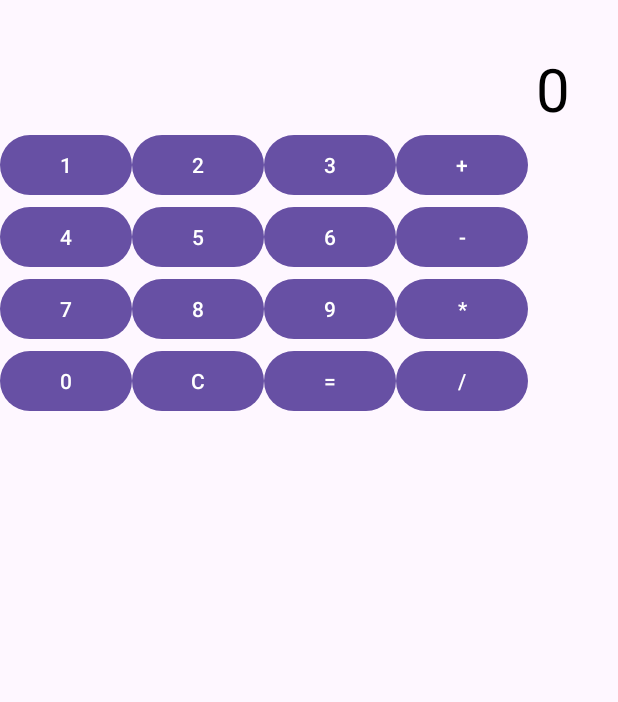
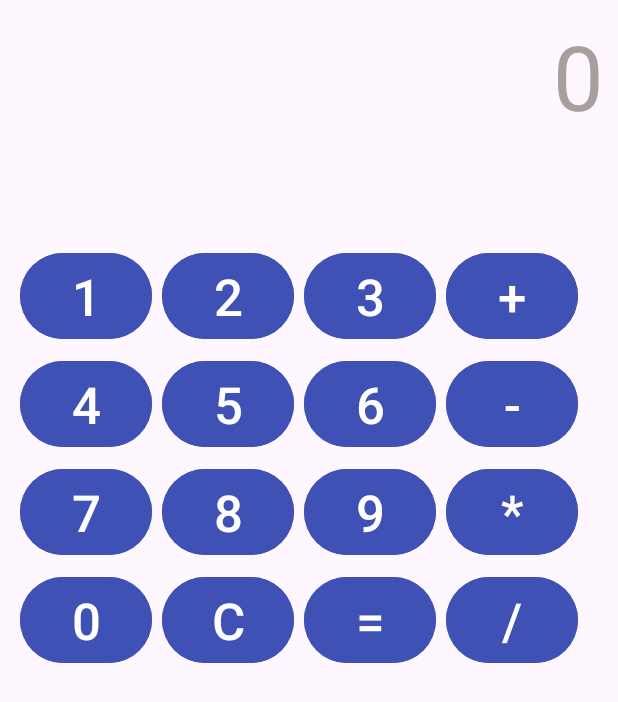
Before and after one commit to AndyKer2003/Calculadorabasica, an Android app: the screen it shows after launch (MainActivity), on a phone screen of 412 x 824 dp. Shown: the top 702 px of the screen. Run offline under Robolectric (Android 15) with nearby library versions, the phone set to English and light mode, and no system bars.

Commit message:
Calculadorabasica

```diff
--- a/app/src/main/java/com/example/calculadorabasica/MainActivity.kt
+++ b/app/src/main/java/com/example/calculadorabasica/MainActivity.kt
@@ -79,46 +79,24 @@ class MainActivity : AppCompatActivity() {
         }
     }
 
-    // Función para evaluar la expresión sin dependencias externas
+    // Función para evaluar la expresión
     private fun evaluateExpression(expression: String): Double {
-        val operands = mutableListOf<Double>()
-        val operators = mutableListOf<Char>()
+        val operands = expression.split("(?=[+\\-*/])|(?<=[+\\-*/])".toRegex()).toMutableList()
+        var result = operands[0].toDouble()
 
-        var currentNum = ""
+        for (i in 1 until operands.size step 2) {
+            val operator = operands[i]
+            val number = operands[i + 1].toDouble()
 
-        for (char in expression) {
-            when {
-                char.isDigit() || char == '.' -> currentNum += char  // Construimos números
-                else -> {
-                    if (currentNum.isNotEmpty()) {
-                        operands.add(currentNum.toDouble())  // Añadimos el número al arreglo
-                        currentNum = ""
-                    }
-                    operators.add(char)  // Añadimos el operador
-                }
+            result = when (operator) {
+                "+" -> result + number
+                "-" -> result - number
+                "*" -> result * number
+                "/" -> result / number
+                else -> result
             }
         }
-        if (currentNum.isNotEmpty()) {
-            operands.add(currentNum.toDouble())
-        }
 
-        // Evaluamos la expresión según el orden de operaciones
-        while (operators.isNotEmpty()) {
-            val index = operators.indexOfFirst { it in arrayOf('*', '/', '+', '-') }
-            val op = operators.removeAt(index)
-            val num1 = operands.removeAt(index)
-            val num2 = operands.removeAt(index)
-
-            val result = when (op) {
-                '+' -> num1 + num2
-                '-' -> num1 - num2
-                '*' -> num1 * num2
-                '/' -> num1 / num2
-                else -> 0.0
-            }
-            operands.add(index, result)  // Insertamos el resultado en el lugar correcto
-        }
-
-        return operands.firstOrNull() ?: 0.0
+        return result
     }
 }
--- a/app/src/main/res/layout/activity_main.xml
+++ b/app/src/main/res/layout/activity_main.xml
@@ -9,15 +9,15 @@
 <!-- TextView para mostrar el resultado -->
 <TextView
     android:id="@+id/result_text"
-        android:layout_width="0dp"
-        android:layout_height="wrap_content"
-        android:layout_marginTop="32dp"
+    android:layout_width="393dp"
+    android:layout_height="141dp"
+    android:layout_margin="10dp"
+    android:layout_marginStart="32dp"
+    android:layout_marginEnd="32dp"
     android:gravity="end"
     android:text="0"
-        android:textSize="40sp"
-        android:layout_marginEnd="32dp"
-        android:layout_marginStart="32dp"
-        android:textColor="#000000"
+    android:textColor="#A99E9E"
+    android:textSize="60sp"
     app:layout_constraintEnd_toEndOf="parent"
     app:layout_constraintStart_toStartOf="parent"
     app:layout_constraintTop_toTopOf="parent" />
@@ -26,6 +26,7 @@
 <GridLayout
     android:layout_width="0dp"
     android:layout_height="0dp"
+    android:layout_margin="10dp"
     android:columnCount="4"
     android:orientation="horizontal"
     app:layout_constraintBottom_toBottomOf="parent"
@@ -33,90 +34,152 @@
     app:layout_constraintStart_toStartOf="parent"
     app:layout_constraintTop_toBottomOf="@id/result_text">
 
-        <!-- Botones de números y operaciones -->
+    <!-- Botones de números -->
     <Button
         android:id="@+id/button_1"
         android:layout_width="wrap_content"
         android:layout_height="wrap_content"
-            android:text="1" />
+        android:layout_row="0"
+        android:layout_column="0"
+        android:layout_margin="3dp"
+        android:backgroundTint="#3F51B5"
+        android:text="1"
+        android:textSize="34sp" />
+
     <Button
         android:id="@+id/button_2"
         android:layout_width="wrap_content"
         android:layout_height="wrap_content"
-            android:text="2" />
+        android:layout_margin="3dp"
+        android:backgroundTint="#3F51B5"
+        android:text="2"
+        android:textSize="34sp" />
+
     <Button
         android:id="@+id/button_3"
         android:layout_width="wrap_content"
         android:layout_height="wrap_content"
-            android:text="3" />
+        android:layout_margin="3dp"
+        android:backgroundTint="#3F51B5"
+        android:text="3"
+        android:textSize="34sp" />
+
     <Button
         android:id="@+id/button_sum"
         android:layout_width="wrap_content"
         android:layout_height="wrap_content"
-            android:text="+" />
+        android:layout_margin="3dp"
+        android:backgroundTint="#3F51B5"
+        android:text="+"
+        android:textSize="34sp" />
 
     <Button
         android:id="@+id/button_4"
         android:layout_width="wrap_content"
         android:layout_height="wrap_content"
-            android:text="4" />
+        android:layout_margin="3dp"
+        android:backgroundTint="#3F51B5"
+        android:text="4"
+        android:textSize="34sp" />
+
     <Button
         android:id="@+id/button_5"
         android:layout_width="wrap_content"
         android:layout_height="wrap_content"
-            android:text="5" />
+        android:layout_margin="3dp"
+        android:backgroundTint="#3F51B5"
+        android:text="5"
+        android:textSize="34sp" />
+
     <Button
         android:id="@+id/button_6"
         android:layout_width="wrap_content"
         android:layout_height="wrap_content"
-            android:text="6" />
+        android:layout_margin="3dp"
+        android:backgroundTint="#3F51B5"
+        android:text="6"
+        android:textSize="34sp" />
+
     <Button
         android:id="@+id/button_subtract"
         android:layout_width="wrap_content"
         android:layout_height="wrap_content"
-            android:text="-" />
+        android:layout_margin="3dp"
+        android:backgroundTint="#3F51B5"
+        android:text="-"
+        android:textSize="34sp" />
 
     <Button
         android:id="@+id/button_7"
         android:layout_width="wrap_content"
         android:layout_height="wrap_content"
-            android:text="7" />
+        android:layout_margin="3dp"
+        android:backgroundTint="#3F51B5"
+        android:text="7"
+        android:textSize="34sp" />
+
     <Button
         android:id="@+id/button_8"
         android:layout_width="wrap_content"
         android:layout_height="wrap_content"
-            android:text="8" />
+        android:layout_margin="3dp"
+        android:backgroundTint="#3F51B5"
+        android:text="8"
+        android:textSize="34sp" />
+
     <Button
         android:id="@+id/button_9"
         android:layout_width="wrap_content"
         android:layout_height="wrap_content"
-            android:text="9" />
+        android:layout_margin="3dp"
+        android:backgroundTint="#3F51B5"
+        android:text="9"
+        android:textSize="34sp" />
+
     <Button
         android:id="@+id/button_multiply"
         android:layout_width="wrap_content"
         android:layout_height="wrap_content"
-            android:text="*" />
+        android:layout_margin="3dp"
+        android:backgroundTint="#3F51B5"
+        android:text="*"
+        android:textSize="34sp" />
 
     <Button
         android:id="@+id/button_0"
         android:layout_width="wrap_content"
         android:layout_height="wrap_content"
-            android:text="0" />
+        android:layout_margin="3dp"
+        android:backgroundTint="#3F51B5"
+        android:text="0"
+        android:textSize="34sp" />
+
     <Button
         android:id="@+id/button_clear"
         android:layout_width="wrap_content"
         android:layout_height="wrap_content"
-            android:text="C" />
+        android:layout_margin="3dp"
+        android:backgroundTint="#3F51B5"
+        android:text="C"
+        android:textSize="34sp" />
+
     <Button
         android:id="@+id/button_equal"
         android:layout_width="wrap_content"
         android:layout_height="wrap_content"
-            android:text="=" />
+        android:layout_margin="3dp"
+        android:backgroundTint="#3F51B5"
+        android:text="="
+        android:textSize="34sp" />
+
     <Button
         android:id="@+id/button_divide"
         android:layout_width="wrap_content"
         android:layout_height="wrap_content"
-            android:text="/" />
+        android:layout_margin="3dp"
+        android:backgroundTint="#3F51B5"
+        android:text="/"
+        android:textSize="34sp" />
 
 </GridLayout>
 </androidx.constraintlayout.widget.ConstraintLayout>
```
Lines whose indentation alone changed are shown as unchanged.
